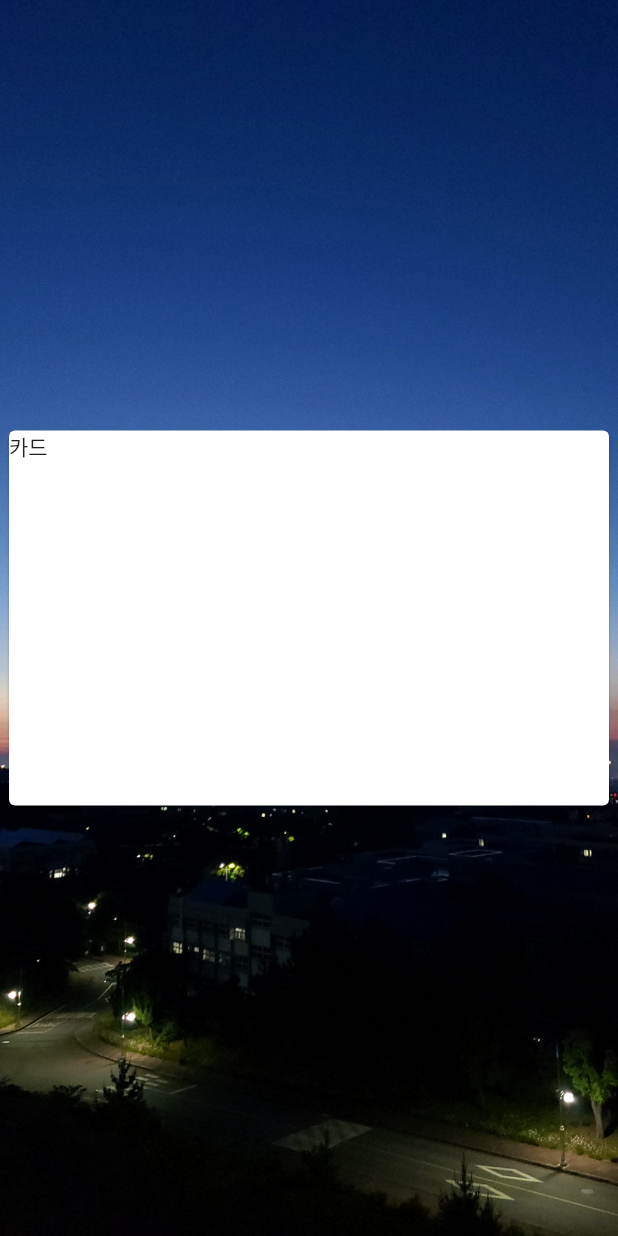
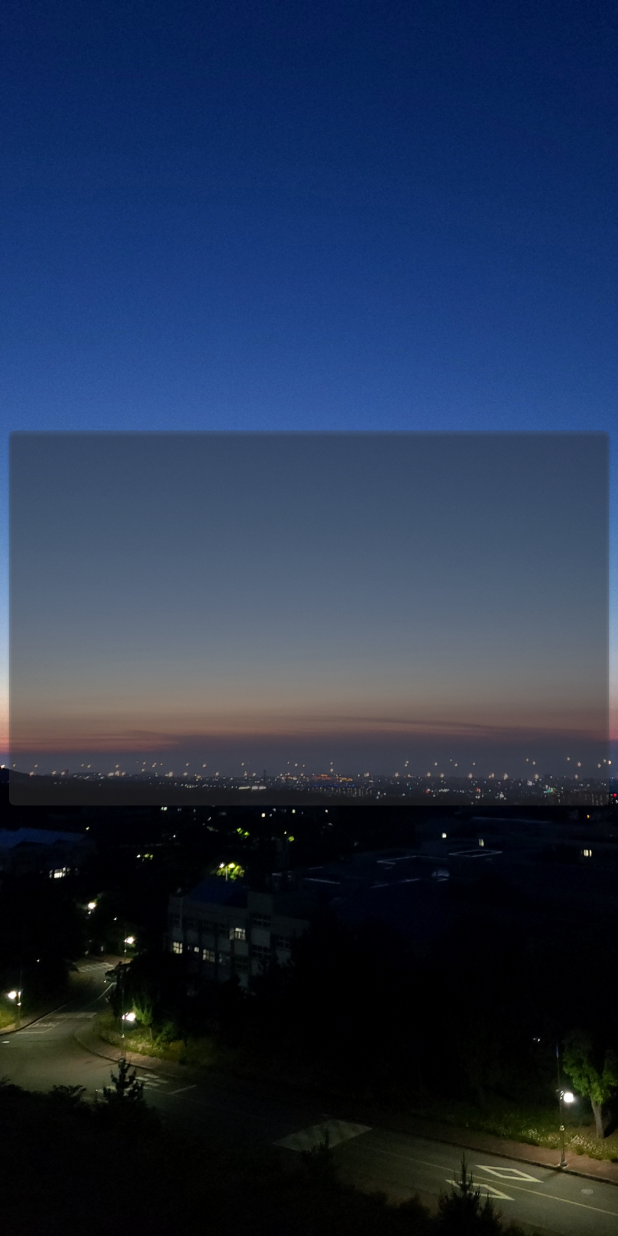
Before and after one commit to getupminaaa/-Custom-Situation-Board-COVID-19, a Flutter app: the screen it shows after launch, on a phone screen of 412 x 824 dp. Run offline on Flutter 3.47's test engine with Material 2 defaults, Android fonts, the phone set to English and light mode, and no system bars.

Commit message:
Card 색상 변경 및 투명도 설정

```diff
--- a/costum_app/lib/main.dart
+++ b/costum_app/lib/main.dart
@@ -1,4 +1,5 @@
 import 'package:flutter/material.dart';
+
 
 void main() => runApp(MyApp());
 
@@ -43,11 +44,11 @@ class CardLayout extends StatelessWidget{
   Widget build(BuildContext context){
     return Center(
       child: Card(
+        color: Color(0x59474646),
         child: InkWell(
           child: Container(
             width: 400,
             height: 250,
-            child: Text('카드'),
           ),
         ),
       ),
```
